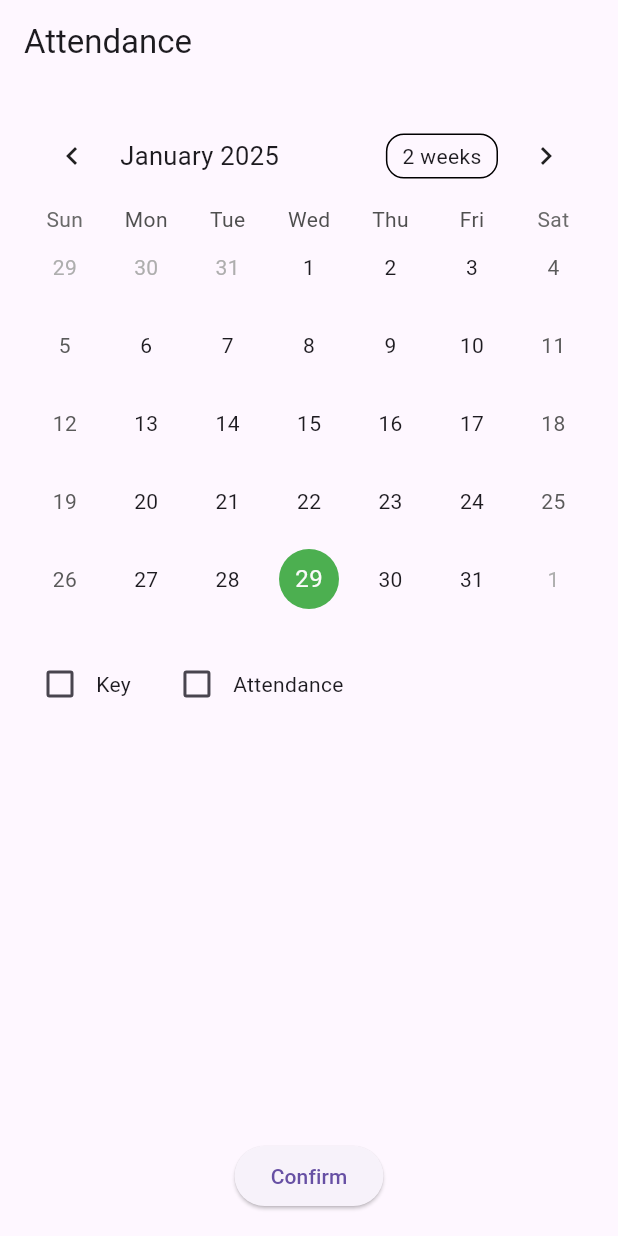
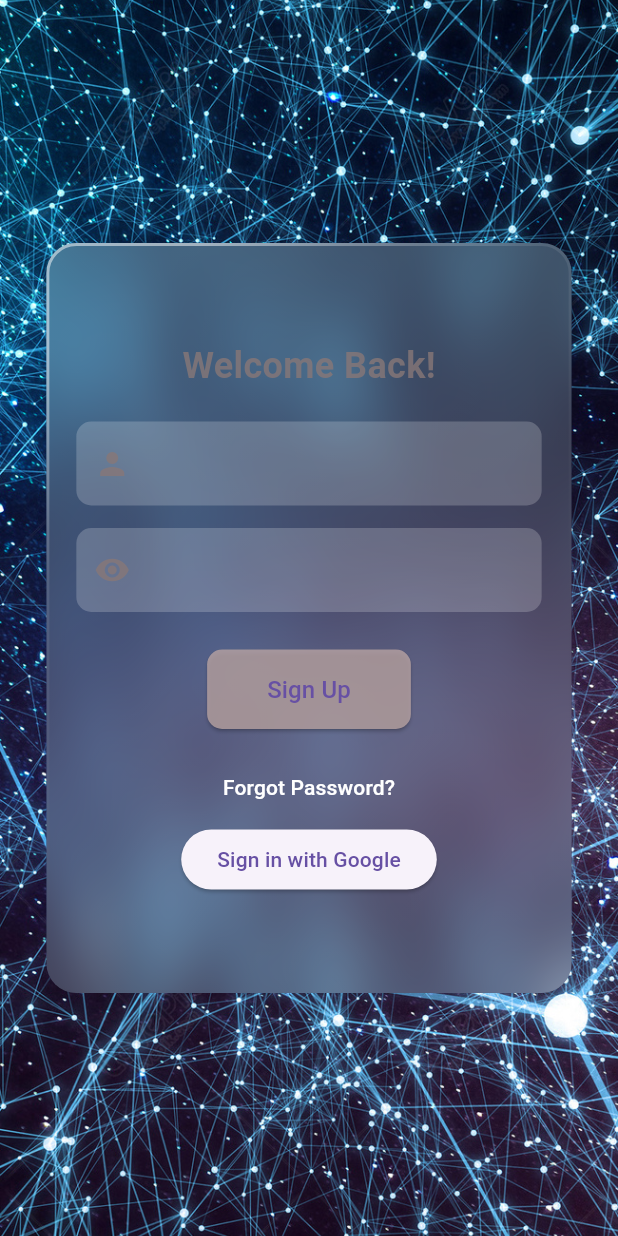
Before and after one commit to Sukanya2001M/attendance, a Flutter app: the screen it shows after launch, on a phone screen of 412 x 824 dp. Run offline on Flutter 3.47's test engine with Material 3 defaults, Android fonts, the phone set to English and light mode, and no system bars; drawn by our look-alikes of glassmorphism, table_calendar; our stand-ins replace firebase_auth, firebase_core, get, google_sign_in; accounts and stored records are empty.

```diff
--- /dev/null
+++ b/lib/login.dart
@@ -0,0 +1,204 @@
+import 'package:attendance/signupwithgoogle.dart';
+import 'package:firebase_auth/firebase_auth.dart';
+import 'package:flutter/material.dart';
+import 'package:glassmorphism/glassmorphism.dart';
+import 'package:get/get.dart';
+import 'home.dart';
+
+class login_page extends StatefulWidget {
+  const login_page({super.key});
+
+  @override
+  State<login_page> createState() => _login_pageState();
+}
+
+class _login_pageState extends State<login_page> {
+  final TextEditingController useremailController = TextEditingController();
+  final TextEditingController passwordController = TextEditingController();
+
+  // Create a global key to identify the Form widget and validate the form
+  final GlobalKey<FormState> _formKey = GlobalKey<FormState>();
+
+  @override
+  Widget build(BuildContext context) {
+    return Scaffold(
+      body: Container(
+        decoration: const BoxDecoration(
+          image: DecorationImage(
+            image: AssetImage('assets/background.jpg'),
+            fit: BoxFit.cover,
+          ),
+        ),
+        child: Center(
+          child: GlassmorphicContainer(
+            width: MediaQuery.of(context).size.width * 0.85,
+            height: 500,
+            borderRadius: 20,
+            blur: 15,
+            alignment: Alignment.center,
+            border: 2,
+            linearGradient: LinearGradient(
+              begin: Alignment.topLeft,
+              end: Alignment.bottomRight,
+              colors: [
+                Colors.white.withOpacity(0.2),
+                Colors.white.withOpacity(0.1),
+              ],
+              stops: [0.1, 1],
+            ),
+            borderGradient: LinearGradient(
+              begin: Alignment.topLeft,
+              end: Alignment.bottomRight,
+              colors: [
+                Colors.white.withOpacity(0.5),
+                Colors.white.withOpacity(0.1),
+                Colors.transparent,
+                Colors.transparent,
+              ],
+              stops: [0.1, 0.3, 0.8, 1],
+            ),
+            child: Padding(
+              padding: const EdgeInsets.all(20.0),
+              child: Form(
+                key: _formKey, // Assign the form key here
+                child: Column(
+                  mainAxisAlignment: MainAxisAlignment.center,
+                  children: [
+                    Text(
+                      'Welcome Back!',
+                      style: TextStyle(
+                        fontSize: 24,
+                        fontWeight: FontWeight.bold,
+                        color: const Color.fromARGB(255, 135, 119, 119)
+                            .withOpacity(0.8),
+                      ),
+                    ),
+                    const SizedBox(height: 20),
+                    TextFormField(
+                      controller: useremailController,
+                      style: const TextStyle(color: Colors.white),
+                      decoration: InputDecoration(
+                        prefixIcon: Icon(
+                          Icons.person,
+                          color: const Color.fromARGB(255, 135, 119, 119)
+                              .withOpacity(0.8),
+                        ),
+                        filled: true,
+                        fillColor: Colors.white.withOpacity(0.2),
+                        border: OutlineInputBorder(
+                          borderRadius: BorderRadius.circular(10),
+                          borderSide: BorderSide.none,
+                        ),
+                      ),
+                      validator: (value) {
+                        if (value == null || value.isEmpty) {
+                          return 'Please enter your username';
+                        }
+                        return null;
+                      },
+                    ),
+                    const SizedBox(height: 15),
+                    TextFormField(
+                      obscureText: true,
+                      controller: passwordController,
+                      style: const TextStyle(color: Colors.white),
+                      decoration: InputDecoration(
+                        prefixIcon: Icon(
+                          Icons.remove_red_eye,
+                          color: Color.fromARGB(255, 135, 119, 119)
+                              .withOpacity(0.8),
+                        ),
+                        filled: true,
+                        fillColor: Colors.white.withOpacity(0.2),
+                        border: OutlineInputBorder(
+                          borderRadius: BorderRadius.circular(10),
+                          borderSide: BorderSide.none,
+                        ),
+                      ),
+                      validator: (value) {
+                        if (value == null || value.isEmpty) {
+                          return 'Please enter your password';
+                        }
+                        return null;
+                      },
+                    ),
+                    SizedBox(height: 25),
+                    ElevatedButton(
+                      onPressed: () async {
+                        String email = useremailController.text.trim();
+                        String password = passwordController.text.trim();
+
+                        if (email.isNotEmpty && password.isNotEmpty) {
+                          try {
+                            // Sign up the user with email and password
+                            UserCredential userCredential = await FirebaseAuth.instance
+                                .createUserWithEmailAndPassword(
+                              email: email,
+                              password: password,
+                            );
+
+                            // Navigate to the Profile screen after successful sign-up
+                            Get.to(() => Home());
+
+                            print("User signed up: ${userCredential.user?.email}");
+                          } catch (e) {
+                            // Handle errors such as invalid email or weak password
+                            print("Error during sign-up: $e");
+                            Get.snackbar(
+                              "Sign-Up Error",
+                              e.toString(),
+                              backgroundColor: Colors.red,
+                              colorText: Colors.white,
+                            );
+                          }
+                        } else {
+                          // Show a warning if email or password fields are empty
+                          Get.snackbar(
+                            "Invalid Input",
+                            "Email and password cannot be empty",
+                            backgroundColor: Colors.orange,
+                            colorText: Colors.white,
+                          );
+                        }
+                      },
+                      style: ElevatedButton.styleFrom(
+                        backgroundColor: const Color.fromARGB(255, 185, 164, 164).withOpacity(0.8),
+                        padding: const EdgeInsets.symmetric(horizontal: 40, vertical: 15),
+                        shape: RoundedRectangleBorder(
+                          borderRadius: BorderRadius.circular(10),
+                        ),
+                      ),
+                      child: const Text(
+                        'Sign Up',
+                        style: TextStyle(fontSize: 16),
+                      ),
+                    ),
+                    const SizedBox(height: 15),
+                    TextButton(
+                      onPressed: () {},
+                      child: const Text(
+                        'Forgot Password?',
+                        style: TextStyle(color: Colors.white),
+                      ),
+                    ),
+                    // const SizedBox(height: ),
+                    ElevatedButton(
+                      onPressed: () async {
+                        final user = await signInWithGoogle();
+                        // if (user != null) {
+                        //   print("User signed in: ${user.email}");
+                        // }
+                      },
+                      child: Text("Sign in with Google"),
+                    ),
+
+                  ],
+                ),
+              ),
+            ),
+          ),
+        ),
+      ),
+    );
+  }
+}
--- a/lib/main.dart
+++ b/lib/main.dart
@@ -1,101 +1,31 @@
 import 'package:flutter/material.dart';
-import 'package:table_calendar/table_calendar.dart';
+import 'package:get/get_navigation/src/root/get_material_app.dart';
+import 'home.dart';
+import 'login.dart';
+import 'package:firebase_core/firebase_core.dart';
+import 'firebase_options.dart'; // Ensure this file is generated in your project
 
-void main() {
+
+void main() async {
+  WidgetsFlutterBinding.ensureInitialized();
+  // Initialize Firebase using the configuration
+  await Firebase.initializeApp(
+    options: FirebaseOptions( apiKey: 'AIzaSyAzyKHyB5I9ivKH0lNQAAljcCCySj__LfE',
+      appId: '1:547810480733:android:083ff1a1254dc9dfdd73b4',
+      messagingSenderId: '547810480733',
+      projectId: 'keys-edeaa',
+      storageBucket: 'keys-edeaa.firebasestorage.app',),
+  );
+
   runApp(MyApp());
 }
 
 class MyApp extends StatelessWidget {
   @override
   Widget build(BuildContext context) {
-    return MaterialApp(
+    return GetMaterialApp(
       debugShowCheckedModeBanner: false,
-      home: CalendarCheckboxApp(),
+      home: login_page(),
     );
   }
 }
-
-class CalendarCheckboxApp extends StatefulWidget {
-  @override
-  _CalendarCheckboxAppState createState() => _CalendarCheckboxAppState();
-}
-
-class _CalendarCheckboxAppState extends State<CalendarCheckboxApp> {
-  DateTime _selectedDate = DateTime.now();
-  bool _isKeySelected = false;
-  bool _isAttendanceSelected = false;
-
-  @override
-  Widget build(BuildContext context) {
-    return Scaffold(
-      appBar: AppBar(
-        title: Text('Attendance'),
-      ),
-      body: Padding(
-        padding: const EdgeInsets.all(16.0),
-        child: Column(
-          children: [
-            // Calendar Widget
-            TableCalendar(
-              focusedDay: _selectedDate,
-              firstDay: DateTime.utc(2000, 1, 1),
-              lastDay: DateTime.utc(2100, 12, 31),
-              selectedDayPredicate: (day) => isSameDay(day, _selectedDate),
-              onDaySelected: (selectedDay, focusedDay) {
-                setState(() {
-                  _selectedDate = selectedDay;
-                });
-              },
-              calendarStyle: CalendarStyle(
-                todayDecoration: BoxDecoration(
-                  color: Colors.blue,
-                  shape: BoxShape.circle,
-                ),
-                selectedDecoration: BoxDecoration(
-                  color: Colors.green,
-                  shape: BoxShape.circle,
-                ),
-              ),
-            ),
-            SizedBox(height: 20),
-            // Checkboxes
-            Row(
-              children: [
-                Checkbox(
-                  value: _isKeySelected,
-                  onChanged: (value) {
-                    setState(() {
-                      _isKeySelected = value!;
-                    });
-                  },
-                ),
-                Text('Key'),
-                SizedBox(width: 20),
-                Checkbox(
-                  value: _isAttendanceSelected,
-                  onChanged: (value) {
-                    setState(() {
-                      _isAttendanceSelected = value!;
-                    });
-                  },
-                ),
-                Text('Attendance'),
-              ],
-            ),
-            Spacer(),
-            // Confirm Button
-            ElevatedButton(
-              onPressed: () {
-                // Handle the button press
-                print('Selected Date: $_selectedDate');
-                print('Key Selected: $_isKeySelected');
-                print('Attendance Selected: $_isAttendanceSelected');
-              },
-              child: Text('Confirm'),
-            ),
-          ],
-        ),
-      ),
-    );
-  }
-}
```
Also changed, not shown: lib/home.dart (added, +87 -0 lines), lib/signupwithgoogle.dart (added, +111 -0 lines), pubspec.yaml (+9 -2 lines), assets/background.jpg (added), firebase.json (added), lib/firebase_options.dart (added), pubspec.lock, 7 other files.
